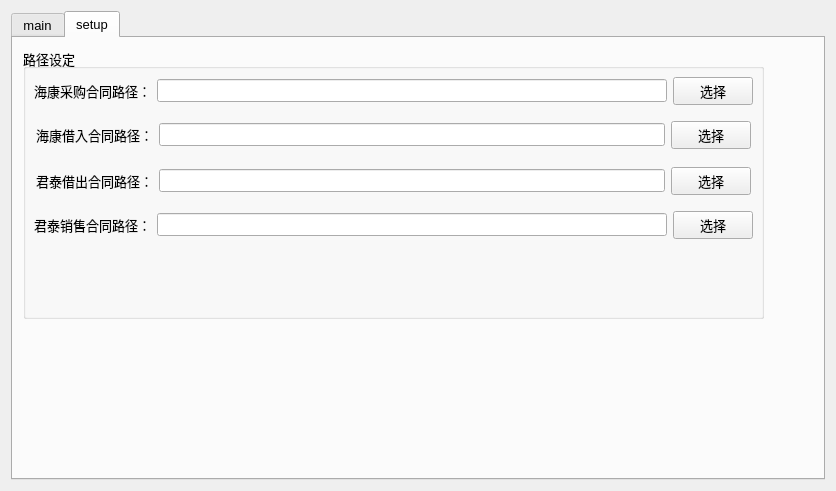
The window that PythonPDFStamp/widgetApp/Widget.ui (happystrongdaddy/juntevision) describes before a commit, drawn with Qt 5.
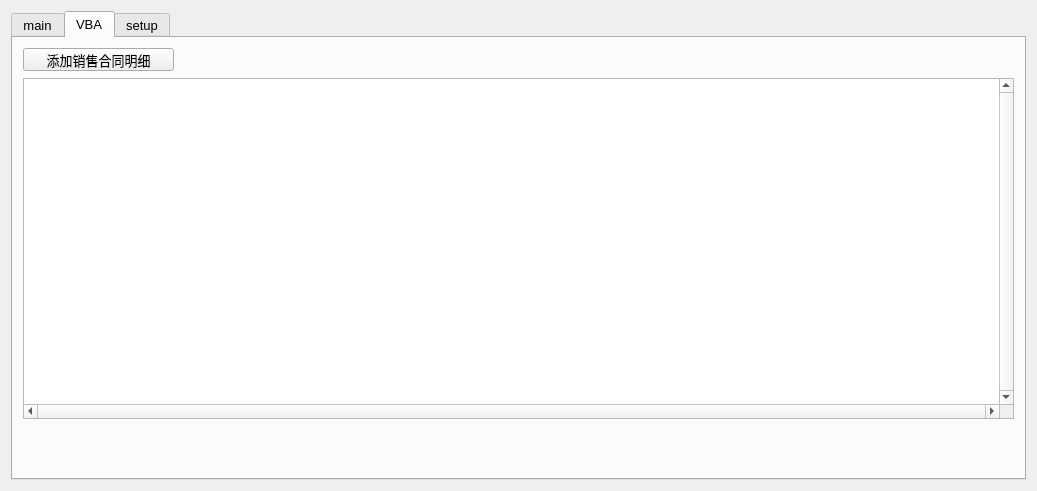
The same window after the commit.

Commit message: 完成把君泰销售合同明细加入MySQL

```diff
--- a/PythonPDFStamp/widgetApp/Widget.ui
+++ b/PythonPDFStamp/widgetApp/Widget.ui
@@ -6,7 +6,7 @@
    <rect>
     <x>0</x>
     <y>0</y>
-    <width>836</width>
+    <width>1037</width>
     <height>491</height>
    </rect>
   </property>
@@ -182,6 +182,40 @@
        </widget>
       </widget>
      </widget>
+     <widget class="QWidget" name="tabVBA">
+      <attribute name="title">
+       <string>VBA</string>
+      </attribute>
+      <widget class="QPushButton" name="btnExcelSaleDetail">
+       <property name="geometry">
+        <rect>
+         <x>10</x>
+         <y>10</y>
+         <width>151</width>
+         <height>23</height>
+        </rect>
+       </property>
+       <property name="text">
+        <string>添加销售合同明细</string>
+       </property>
+      </widget>
+      <widget class="QTableWidget" name="twExcelInfo">
+       <property name="geometry">
+        <rect>
+         <x>10</x>
+         <y>40</y>
+         <width>991</width>
+         <height>341</height>
+        </rect>
+       </property>
+       <property name="verticalScrollBarPolicy">
+        <enum>Qt::ScrollBarAlwaysOn</enum>
+       </property>
+       <property name="horizontalScrollBarPolicy">
+        <enum>Qt::ScrollBarAlwaysOn</enum>
+       </property>
+      </widget>
+     </widget>
      <widget class="QWidget" name="tabSetup">
       <attribute name="title">
        <string>setup</string>
```
Left out of the diff: 16 changed lines with no effect on the pictures. The commit also changes 8 other files.
